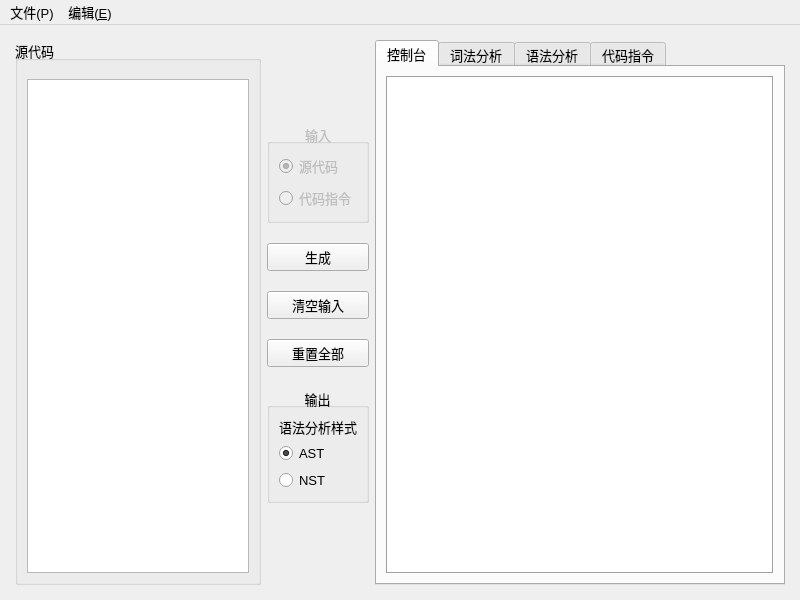
First picture: the form in minic/mainwindow.ui, repository Ryzin/MiniC, before the edit.
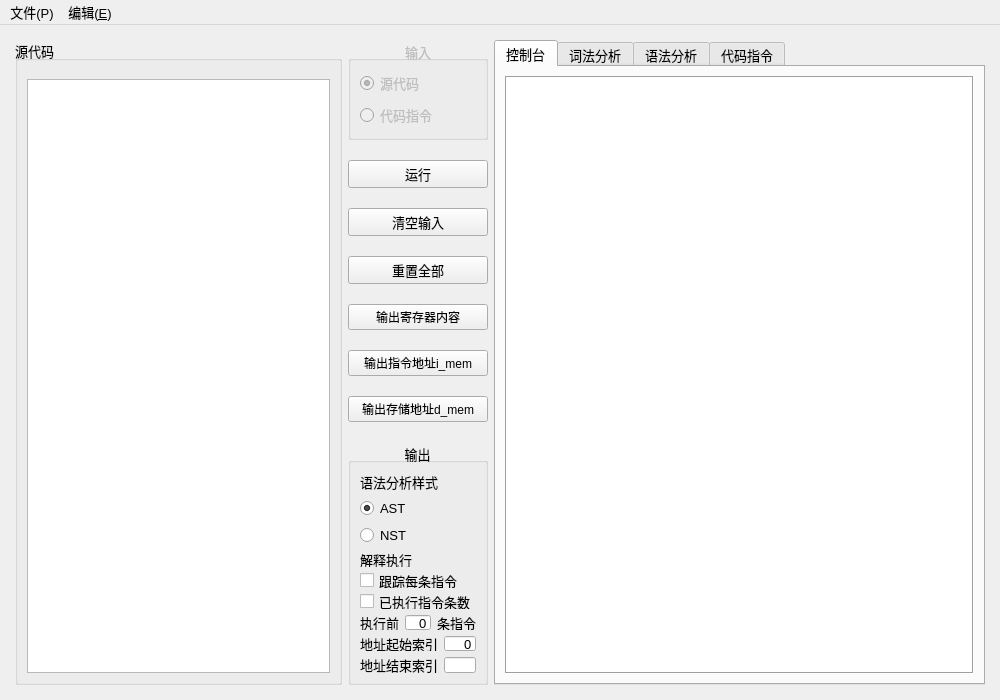
Second picture: the form after the edit.

Commit message: GUI完善和解释执行（未完成）

Diff of the .ui file:
```diff
--- a/minic/mainwindow.ui
+++ b/minic/mainwindow.ui
@@ -6,14 +6,14 @@
    <rect>
     <x>0</x>
     <y>0</y>
-    <width>800</width>
-    <height>600</height>
+    <width>1000</width>
+    <height>700</height>
    </rect>
   </property>
   <property name="minimumSize">
    <size>
-    <width>800</width>
-    <height>600</height>
+    <width>1000</width>
+    <height>700</height>
    </size>
   </property>
   <property name="windowTitle">
@@ -31,7 +31,7 @@
   <widget class="QWidget" name="centralwidget">
    <layout class="QGridLayout" name="gridLayout">
     <item row="0" column="0">
-     <layout class="QHBoxLayout" name="horizontalLayout" stretch="3,1,5">
+     <layout class="QHBoxLayout" name="horizontalLayout" stretch="4,1,6">
       <property name="spacing">
        <number>6</number>
       </property>
@@ -80,7 +80,7 @@
        </widget>
       </item>
       <item>
-       <layout class="QVBoxLayout" name="verticalLayout_2" stretch="3,3,1,1,1,4,3">
+       <layout class="QVBoxLayout" name="verticalLayout_2" stretch="1,3,1,1,1,1,1,1,1,1">
         <property name="spacing">
          <number>20</number>
         </property>
@@ -154,7 +154,7 @@
            <string notr="true"/>
           </property>
           <property name="text">
-           <string>生成</string>
+           <string>运行</string>
           </property>
          </widget>
         </item>
@@ -182,11 +182,38 @@
           </property>
          </widget>
         </item>
+        <item>
+         <widget class="QPushButton" name="pushButton">
+          <property name="text">
+           <string>输出寄存器内容</string>
+          </property>
+         </widget>
+        </item>
+        <item>
+         <widget class="QPushButton" name="pushButton_2">
+          <property name="text">
+           <string>输出指令地址i_mem</string>
+          </property>
+         </widget>
+        </item>
+        <item>
+         <widget class="QPushButton" name="pushButton_3">
+          <property name="text">
+           <string>输出存储地址d_mem</string>
+          </property>
+         </widget>
+        </item>
         <item>
          <widget class="QGroupBox" name="groupBox_2">
           <property name="enabled">
            <bool>true</bool>
           </property>
+          <property name="minimumSize">
+           <size>
+            <width>0</width>
+            <height>0</height>
+           </size>
+          </property>
           <property name="font">
            <font>
             <pointsize>10</pointsize>
@@ -200,7 +227,7 @@
           </property>
           <layout class="QGridLayout" name="gridLayout_5">
            <item row="0" column="0">
-            <layout class="QVBoxLayout" name="verticalLayout" stretch="0,1,1,1,0">
+            <layout class="QVBoxLayout" name="verticalLayout" stretch="1,1,1,1,1">
              <item>
               <spacer name="verticalSpacer_3">
                <property name="orientation">
@@ -263,6 +290,133 @@
              </item>
             </layout>
            </item>
+           <item row="1" column="0">
+            <layout class="QVBoxLayout" name="verticalLayout_5" stretch="1,1,1,1,0,0,0,1">
+             <item>
+              <spacer name="verticalSpacer_5">
+               <property name="orientation">
+                <enum>Qt::Vertical</enum>
+               </property>
+               <property name="sizeHint" stdset="0">
+                <size>
+                 <width>20</width>
+                 <height>40</height>
+                </size>
+               </property>
+              </spacer>
+             </item>
+             <item>
+              <widget class="QLabel" name="label_2">
+               <property name="text">
+                <string>解释执行</string>
+               </property>
+              </widget>
+             </item>
+             <item>
+              <widget class="QCheckBox" name="checkBox">
+               <property name="text">
+                <string>跟踪每条指令</string>
+               </property>
+              </widget>
+             </item>
+             <item>
+              <widget class="QCheckBox" name="checkBox_2">
+               <property name="text">
+                <string>已执行指令条数</string>
+               </property>
+              </widget>
+             </item>
+             <item>
+              <layout class="QHBoxLayout" name="horizontalLayout_3" stretch="0,0,0">
+               <item>
+                <widget class="QLabel" name="label_3">
+                 <property name="text">
+                  <string>执行前</string>
+                 </property>
+                </widget>
+               </item>
+               <item>
+                <widget class="QLineEdit" name="lineEdit">
+                 <property name="inputMask">
+                  <string/>
+                 </property>
+                 <property name="text">
+                  <string>0</string>
+                 </property>
+                 <property name="alignment">
+                  <set>Qt::AlignRight|Qt::AlignTrailing|Qt::AlignVCenter</set>
+                 </property>
+                 <property name="dragEnabled">
+                  <bool>true</bool>
+                 </property>
+                 <property name="placeholderText">
+                  <string>默认至结尾</string>
+                 </property>
+                </widget>
+               </item>
+               <item>
+                <widget class="QLabel" name="label_4">
+                 <property name="text">
+                  <string>条指令</string>
+                 </property>
+                </widget>
+               </item>
+              </layout>
+             </item>
+             <item>
+              <layout class="QHBoxLayout" name="horizontalLayout_4">
+               <item>
+                <widget class="QLabel" name="label_5">
+                 <property name="text">
+                  <string>地址起始索引</string>
+                 </property>
+                </widget>
+               </item>
+               <item>
+                <widget class="QLineEdit" name="lineEdit_2">
+                 <property name="text">
+                  <string>0</string>
+                 </property>
+                 <property name="alignment">
+                  <set>Qt::AlignRight|Qt::AlignTrailing|Qt::AlignVCenter</set>
+                 </property>
+                </widget>
+               </item>
+              </layout>
+             </item>
+             <item>
+              <layout class="QHBoxLayout" name="horizontalLayout_5">
+               <item>
+                <widget class="QLabel" name="label_6">
+                 <property name="text">
+                  <string>地址结束索引</string>
+                 </property>
+                </widget>
+               </item>
+               <item>
+                <widget class="QLineEdit" name="lineEdit_3">
+                 <property name="alignment">
+                  <set>Qt::AlignRight|Qt::AlignTrailing|Qt::AlignVCenter</set>
+                 </property>
+                </widget>
+               </item>
+              </layout>
+             </item>
+             <item>
+              <spacer name="verticalSpacer_6">
+               <property name="orientation">
+                <enum>Qt::Vertical</enum>
+               </property>
+               <property name="sizeHint" stdset="0">
+                <size>
+                 <width>20</width>
+                 <height>40</height>
+                </size>
+               </property>
+              </spacer>
+             </item>
+            </layout>
+           </item>
           </layout>
          </widget>
         </item>
@@ -419,7 +573,7 @@
     <rect>
      <x>0</x>
      <y>0</y>
-     <width>800</width>
+     <width>1000</width>
      <height>25</height>
     </rect>
    </property>
```
The commit also changes 5 other files.
